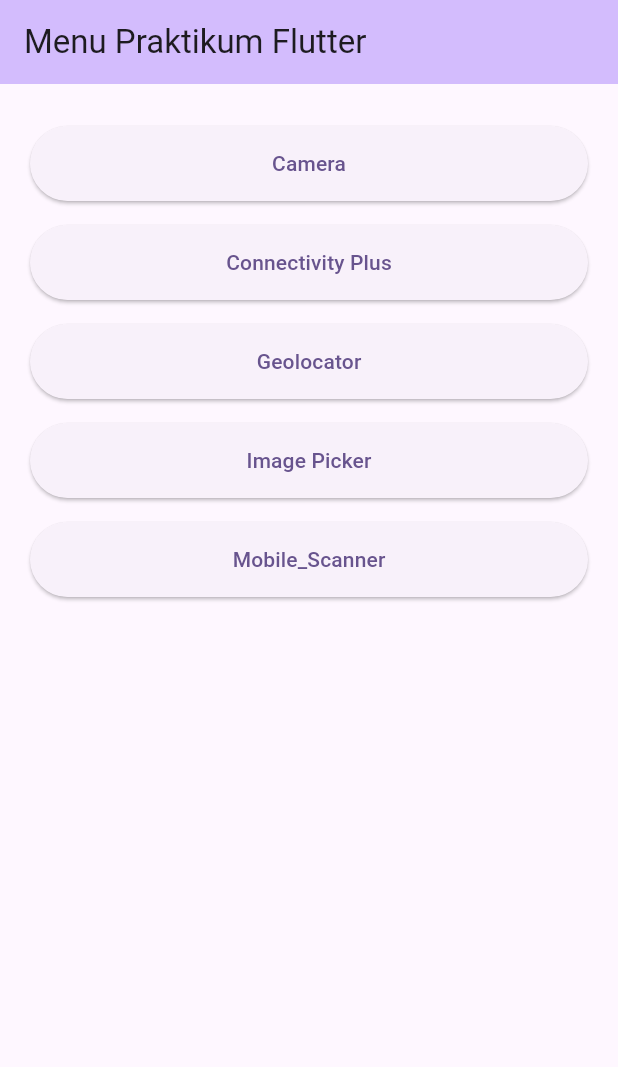
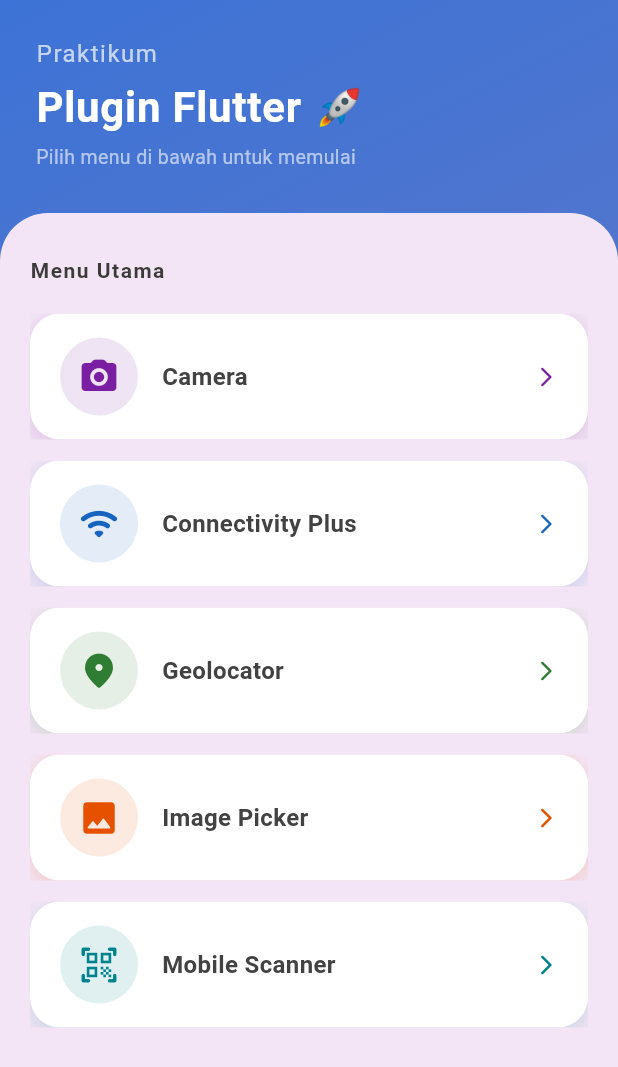
Before and after one commit to tikaputri12/pratikum_dua_kelompok_tiga, a Flutter app: the screen it shows after launch, on a phone screen of 412 x 824 dp. Shown: the top 1067 px of the screen. Run offline on Flutter 3.47's test engine with Material 3 defaults, Android fonts, the phone set to English and light mode, and no system bars; our stand-ins replace camera, connectivity_plus, geolocator, image_picker, video_player; missing offline and left inert: baseflow_plugin_template, mobile_scanner.

Commit message:
update dari agustina

```diff
--- a/lib/main.dart
+++ b/lib/main.dart
@@ -19,8 +19,10 @@ class MyApp extends StatelessWidget {
   Widget build(BuildContext context) {
     return MaterialApp(
       title: 'Praktikum Plugin Flutter',
+      debugShowCheckedModeBanner: false,
       theme: ThemeData(
         colorScheme: ColorScheme.fromSeed(seedColor: Colors.deepPurple),
+        useMaterial3: true,
       ),
       home: const MyHomePage(title: 'Menu Praktikum Flutter'),
     );
@@ -37,20 +39,107 @@ class MyHomePage extends StatefulWidget {
 }
 
 class _MyHomePageState extends State<MyHomePage> {
-  Widget menuButton(String title, Widget page) {
+  // Data menu: icon, label, warna, halaman
+  final List<Map<String, dynamic>> _menus = [
+    {
+      'title': 'Camera',
+      'icon': Icons.camera_alt_rounded,
+      'color': const Color(0xff7B1FA2),
+      'page': const CameraExampleHome(),
+    },
+    {
+      'title': 'Connectivity Plus',
+      'icon': Icons.wifi_rounded,
+      'color': const Color(0xff1565C0),
+      'page': const ConnectivityPage(),
+    },
+    {
+      'title': 'Geolocator',
+      'icon': Icons.location_on_rounded,
+      'color': const Color(0xff2E7D32),
+      'page': const GeolocatorWidget(),
+    },
+    {
+      'title': 'Image Picker',
+      'icon': Icons.image_rounded,
+      'color': const Color(0xffE65100),
+      'page': const MyAppImage(),
+    },
+    {
+      'title': 'Mobile Scanner',
+      'icon': Icons.qr_code_scanner_rounded,
+      'color': const Color(0xff00838F),
+      'page': const MobileScannerSimple(),
+    },
+  ];
+
+  Widget _menuCard(Map<String, dynamic> menu) {
+    final Color color = menu['color'] as Color;
     return Padding(
-      padding: const EdgeInsets.symmetric(vertical: 8),
-      child: ElevatedButton(
-        style: ElevatedButton.styleFrom(
-          minimumSize: const Size(double.infinity, 50),
-        ),
-        child: Text(title),
-        onPressed: () {
+      padding: const EdgeInsets.symmetric(vertical: 7),
+      child: Material(
+        color: Colors.transparent,
+        child: InkWell(
+          borderRadius: BorderRadius.circular(20),
+          onTap: () {
             Navigator.push(
               context,
-            MaterialPageRoute(builder: (context) => page),
+              MaterialPageRoute(builder: (context) => menu['page'] as Widget),
             );
           },
+          child: Ink(
+            decoration: BoxDecoration(
+              color: Colors.white,
+              borderRadius: BorderRadius.circular(20),
+              boxShadow: [
+                BoxShadow(
+                  color: color.withOpacity(0.18),
+                  blurRadius: 12,
+                  offset: const Offset(0, 4),
+                ),
+              ],
+            ),
+            child: Padding(
+              padding: const EdgeInsets.symmetric(horizontal: 20, vertical: 16),
+              child: Row(
+                children: [
+                  // Icon dalam lingkaran berwarna
+                  Container(
+                    width: 52,
+                    height: 52,
+                    decoration: BoxDecoration(
+                      color: color.withOpacity(0.12),
+                      shape: BoxShape.circle,
+                    ),
+                    child: Icon(
+                      menu['icon'] as IconData,
+                      color: color,
+                      size: 28,
+                    ),
+                  ),
+                  const SizedBox(width: 16),
+                  // Label
+                  Expanded(
+                    child: Text(
+                      menu['title'] as String,
+                      style: TextStyle(
+                        fontSize: 16,
+                        fontWeight: FontWeight.w600,
+                        color: Colors.grey[800],
+                      ),
+                    ),
+                  ),
+                  // Arrow
+                  Icon(
+                    Icons.arrow_forward_ios_rounded,
+                    size: 16,
+                    color: color,
+                  ),
+                ],
+              ),
+            ),
+          ),
+        ),
       ),
     );
   }
@@ -58,26 +147,94 @@ class _MyHomePageState extends State<MyHomePage> {
   @override
   Widget build(BuildContext context) {
     return Scaffold(
-      appBar: AppBar(
-        title: Text(widget.title),
-        backgroundColor: Theme.of(context).colorScheme.inversePrimary,
+      body: Container(
+        decoration: const BoxDecoration(
+          gradient: LinearGradient(
+            colors: [Color.fromARGB(255, 61, 115, 214), Color.fromARGB(255, 113, 121, 192)],
+            begin: Alignment.topLeft,
+            end: Alignment.bottomRight,
           ),
-
-      body: Padding(
-        padding: const EdgeInsets.all(20),
-
+        ),
+        child: SafeArea(
           child: Column(
+            crossAxisAlignment: CrossAxisAlignment.start,
             children: [
-            menuButton("Camera", const CameraExampleHome()),
-
-            menuButton("Connectivity Plus", const ConnectivityPage()),
-
-            menuButton("Geolocator", const GeolocatorWidget()),
-
-            menuButton("Image Picker", const MyAppImage()),
-
-            menuButton("Mobile_Scanner", const MobileScannerSimple()),
+              // Header
+              Padding(
+                padding: const EdgeInsets.fromLTRB(24, 24, 24, 0),
+                child: Column(
+                  crossAxisAlignment: CrossAxisAlignment.start,
+                  children: const [
+                    Text(
+                      'Praktikum',
+                      style: TextStyle(
+                        color: Colors.white70,
+                        fontSize: 16,
+                        fontWeight: FontWeight.w400,
+                        letterSpacing: 1,
+                      ),
+                    ),
+                    SizedBox(height: 4),
+                    Text(
+                      'Plugin Flutter 🚀',
+                      style: TextStyle(
+                        color: Colors.white,
+                        fontSize: 28,
+                        fontWeight: FontWeight.bold,
+                        letterSpacing: 0.5,
+                      ),
+                    ),
+                    SizedBox(height: 4),
+                    Text(
+                      'Pilih menu di bawah untuk memulai',
+                      style: TextStyle(
+                        color: Colors.white60,
+                        fontSize: 13,
+                      ),
+                    ),
                   ],
+                ),
+              ),
+              const SizedBox(height: 28),
+              // Card putih berisi daftar menu
+              Expanded(
+                child: Container(
+                  decoration: const BoxDecoration(
+                    color: Color(0xffF3E5F5),
+                    borderRadius: BorderRadius.only(
+                      topLeft: Radius.circular(32),
+                      topRight: Radius.circular(32),
+                    ),
+                  ),
+                  child: Padding(
+                    padding: const EdgeInsets.fromLTRB(20, 28, 20, 20),
+                    child: Column(
+                      crossAxisAlignment: CrossAxisAlignment.start,
+                      children: [
+                        Text(
+                          'Menu Utama',
+                          style: TextStyle(
+                            fontSize: 14,
+                            fontWeight: FontWeight.bold,
+                            color: const Color.fromARGB(255, 61, 58, 60),
+                            letterSpacing: 1,
+                          ),
+                        ),
+                        const SizedBox(height: 12),
+                        Expanded(
+                          child: ListView(
+                            children: _menus
+                                .map((menu) => _menuCard(menu))
+                                .toList(),
+                          ),
+                        ),
+                      ],
+                    ),
+                  ),
+                ),
+              ),
+            ],
+          ),
         ),
       ),
     );
```
Lines whose indentation alone changed are shown as unchanged.
